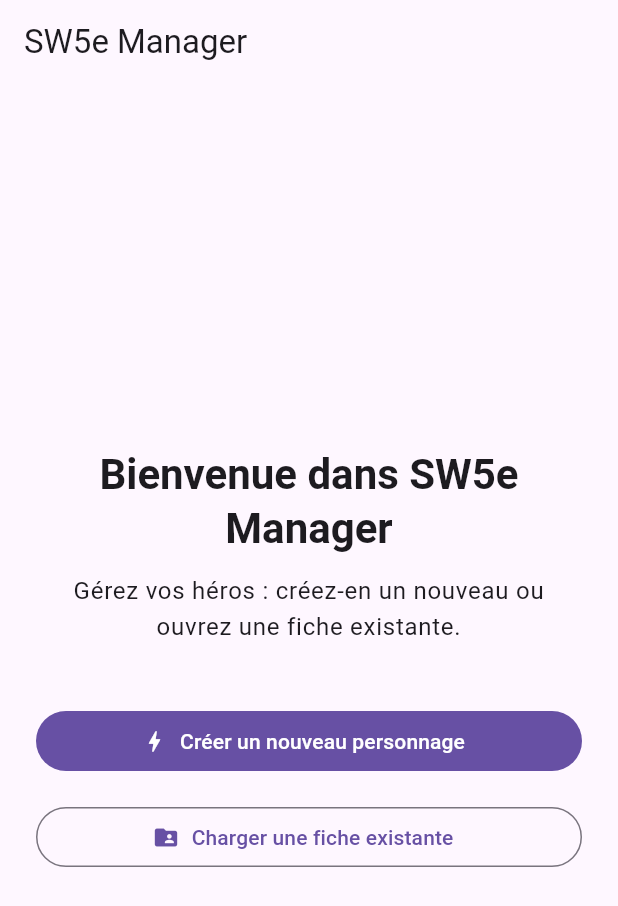
After one commit to Kickleo/sw5e, a Flutter app: the screen it shows after launch, on a phone screen of 412 x 824 dp. The commit adds this screen. Shown: the top 906 px of the screen. Run offline on Flutter 3.47's test engine with Material 3 defaults, Android fonts, the phone set to English and light mode, and no system bars; our stand-ins replace connectivity_plus, equatable, flutter_bloc, flutter_dotenv, flutter_hooks, flutter_riverpod and 5 more.

Commit message:
Add landing home page for character entry points

```diff
--- /dev/null
+++ b/lib/ui/home/home_page.dart
@@ -0,0 +1,65 @@
+import 'package:flutter/material.dart';
+import 'package:go_router/go_router.dart';
+import 'package:sw5e_manager/ui/character_creation/pages/saved_characters_page.dart';
+
+/// Page d'accueil offrant les principales entrées de l'application.
+///
+/// L'objectif est de proposer un point de départ clair pour l'utilisateur en
+/// lui présentant les deux actions disponibles à ce stade du projet :
+///
+/// * démarrer la création d'un nouveau personnage ;
+/// * consulter la liste des personnages déjà enregistrés.
+class HomePage extends StatelessWidget {
+  const HomePage({super.key});
+
+  @override
+  Widget build(BuildContext context) {
+    final theme = Theme.of(context);
+
+    return Scaffold(
+      appBar: AppBar(
+        title: const Text('SW5e Manager'),
+      ),
+      body: Center(
+        child: ConstrainedBox(
+          constraints: const BoxConstraints(maxWidth: 480),
+          child: Padding(
+            padding: const EdgeInsets.all(24),
+            child: Column(
+              mainAxisAlignment: MainAxisAlignment.center,
+              crossAxisAlignment: CrossAxisAlignment.stretch,
+              children: [
+                Text(
+                  'Bienvenue dans SW5e Manager',
+                  style: theme.textTheme.headlineMedium?.copyWith(
+                    fontWeight: FontWeight.bold,
+                  ),
+                  textAlign: TextAlign.center,
+                ),
+                const SizedBox(height: 12),
+                Text(
+                  "Gérez vos héros : créez-en un nouveau ou ouvrez une fiche existante.",
+                  style: theme.textTheme.bodyLarge,
+                  textAlign: TextAlign.center,
+                ),
+                const SizedBox(height: 40),
+                FilledButton.icon(
+                  onPressed: () => context.go('/create'),
+                  icon: const Icon(Icons.bolt),
+                  label: const Text('Créer un nouveau personnage'),
+                ),
+                const SizedBox(height: 16),
+                OutlinedButton.icon(
+                  onPressed: () =>
+                      context.goNamed(SavedCharactersPage.routeName),
+                  icon: const Icon(Icons.folder_shared),
+                  label: const Text('Charger une fiche existante'),
+                ),
+              ],
+            ),
+          ),
+        ),
+      ),
+    );
+  }
+}
--- a/lib/ui/navigation/app_router.dart
+++ b/lib/ui/navigation/app_router.dart
@@ -12,6 +12,7 @@ import 'package:sw5e_manager/app/home_nav.dart';
 import 'package:sw5e_manager/ui/character_creation/pages/class_picker_page.dart';
 import 'package:sw5e_manager/ui/character_creation/pages/saved_characters_page.dart';
 import 'package:sw5e_manager/ui/character_creation/pages/species_picker.dart';
+import 'package:sw5e_manager/ui/home/home_page.dart';
 
 /// Provider Riverpod qui expose le `GoRouter` unique de l'application.
 final appRouterProvider = Provider<GoRouter>((ref) {
@@ -23,6 +24,10 @@ GoRouter _buildAppRouter() {
     routes: [
       GoRoute(
         path: '/',
+        builder: (context, state) => const HomePage(),
+      ),
+      GoRoute(
+        path: '/create',
         builder: (context, state) => const HomeNav(),
         routes: [
           GoRoute(
@@ -47,15 +52,15 @@ GoRouter _buildAppRouter() {
               );
             },
           ),
-          GoRoute(
-            path: 'saved-characters',
-            name: SavedCharactersPage.routeName,
-            pageBuilder: (context, state) => MaterialPage(
-              key: state.pageKey,
-              child: const SavedCharactersPage(),
-            ),
-          ),
         ],
+      ),
+      GoRoute(
+        path: '/saved-characters',
+        name: SavedCharactersPage.routeName,
+        pageBuilder: (context, state) => MaterialPage(
+          key: state.pageKey,
+          child: const SavedCharactersPage(),
+        ),
       ),
     ],
     errorBuilder: (context, state) => Scaffold(
```
Also changed, not shown: 1 other file.
